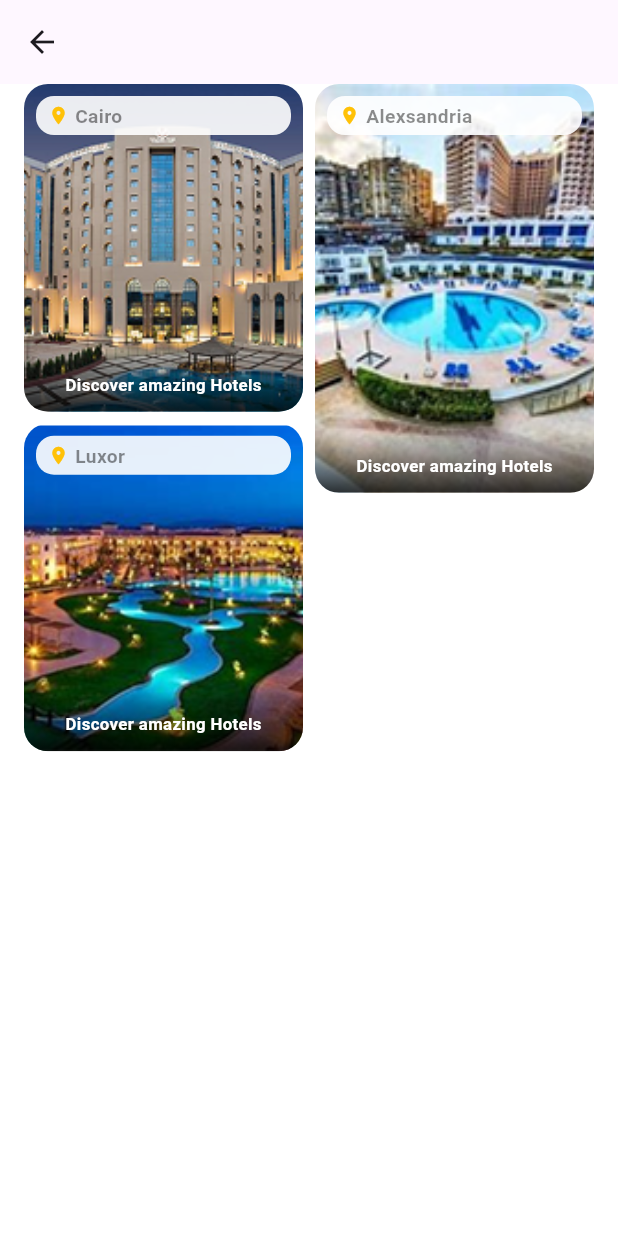
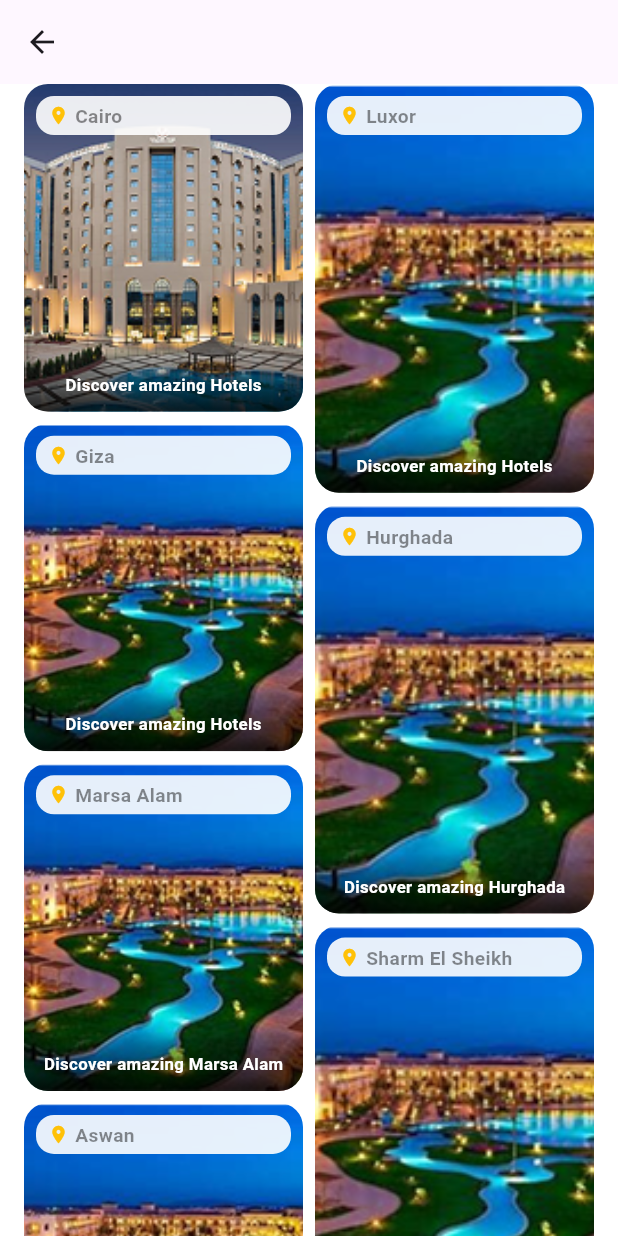
Before and after one commit to Nabil-Gabr/Iteru-App, a Flutter app: the HotelViewAll screen opened by its route, on a phone screen of 412 x 824 dp. Run offline on Flutter 3.47's test engine with Material 3 defaults, Android fonts, the phone set to English and light mode, and no system bars; our stand-ins replace cached_network_image, carousel_slider, chat_bubbles, dartz, dio, flutter_bloc and 10 more; missing offline and left inert: animated_snack_bar; accounts and stored records are empty.

Commit message:
update hotel section

```diff
--- a/lib/core/helpers/functions/on_generate_route.dart
+++ b/lib/core/helpers/functions/on_generate_route.dart
@@ -20,6 +20,7 @@ import 'package:iteru_app/modules/most_visited/presentation/view/most_visited_vi
 import 'package:iteru_app/modules/museum/presentation/view/museum_details_view.dart';
 import 'package:iteru_app/modules/museum/presentation/view/museum_view.dart';
 import 'package:iteru_app/modules/museum/presentation/view/museum_rating_view.dart';
+import 'package:iteru_app/modules/notifications/view/notification_view.dart';
 import 'package:iteru_app/modules/onboarding/presentation/views/onboarding_view.dart';
 import 'package:iteru_app/modules/popular_places/presentation/view/popular_places_details_view.dart';
 import 'package:iteru_app/modules/popular_places/presentation/view/popular_places_view.dart';
@@ -176,6 +177,11 @@ Route<dynamic> onGenerateRoute(RouteSettings settings) {
         builder: (context) => const HotelViewAll(),
       );
 
+    case NotificationView.routeName:
+      return MaterialPageRoute(
+        builder: (context) => const NotificationView(),
+      );
+
     default:
       return MaterialPageRoute(
         builder: (context) => const Scaffold(),
--- a/lib/modules/home/presentation/view/widgets/custom_app_bar.dart
+++ b/lib/modules/home/presentation/view/widgets/custom_app_bar.dart
@@ -3,6 +3,7 @@ import 'package:font_awesome_flutter/font_awesome_flutter.dart';
 import 'package:iteru_app/core/helpers/functions/switch_language.dart';
 import 'package:iteru_app/core/utils/app_colors.dart';
 import 'package:iteru_app/modules/home/presentation/view/widgets/search_text_field.dart';
+import 'package:iteru_app/modules/notifications/view/notification_view.dart';
 import 'package:iteru_app/modules/recommendation/recommendation.dart';
 
 class CustomAppBar extends StatelessWidget {
@@ -51,7 +52,9 @@ class CustomAppBar extends StatelessWidget {
               ),
               //3: Notifications Icon
               GestureDetector(
-                onTap: () {},
+                onTap: () {
+                  Navigator.pushNamed(context, NotificationView.routeName);
+                },
                 child: Icon(
                   Icons.notifications_none,
                   size: 34,
--- a/lib/modules/home/presentation/view/widgets/hotel_list_view.dart
+++ b/lib/modules/home/presentation/view/widgets/hotel_list_view.dart
@@ -12,15 +12,40 @@ class HotelListView extends StatelessWidget {
         location: 'Cairo',
         subTitle: 'Discover amazing Hotels'),
     HotelItemEntity(
-        title: "Explore Alexsandria",
-        image: Assets.imagesAlexandria,
-        location: 'Alexsandria',
-        subTitle: 'Discover amazing Hotels'),
-    HotelItemEntity(
         title: "Explore Luxor",
         image: Assets.imagesHurghada,
         location: 'Luxor',
         subTitle: 'Discover amazing Hotels'),
+    HotelItemEntity(
+        title: "Explore Giza",
+        image: Assets.imagesHurghada,
+        location: 'Giza',
+        subTitle: 'Discover amazing Hotels'),
+    HotelItemEntity(
+        title: "Explore Hurghada",
+        image: Assets.imagesHurghada,
+        location: 'Hurghada',
+        subTitle: 'Discover amazing Hurghada'),
+    HotelItemEntity(
+        title: "Explore Marsa Alam",
+        image: Assets.imagesHurghada,
+        location: 'Marsa Alam',
+        subTitle: 'Discover amazing Marsa Alam'),
+    HotelItemEntity(
+        title: "Explore Sharm El Sheikh",
+        image: Assets.imagesHurghada,
+        location: 'Sharm El Sheikh',
+        subTitle: 'Discover amazing Sharm El Sheikh'),
+    HotelItemEntity(
+        title: "Explore Aswan",
+        image: Assets.imagesHurghada,
+        location: 'Aswan',
+        subTitle: 'Discover amazing Aswan'),
+    HotelItemEntity(
+      title: "Explore Alexandria",
+      image: Assets.imagesAlexandria,
+      location: 'Alexandria',
+      subTitle: 'Discover amazing Alexandria'),
 
   ];
   @override
@@ -30,7 +55,7 @@ class HotelListView extends StatelessWidget {
     return SingleChildScrollView(
       scrollDirection: Axis.horizontal,
       child: Row(
-        children: hotelItemList.map((e) {
+        children: hotelItemList.take(3).map((e) {
           return Padding(
             padding: const EdgeInsets.only(right: 16),
             child: SizedBox(
--- a/lib/modules/hotels/domain/repo/hotel_repo.dart
+++ b/lib/modules/hotels/domain/repo/hotel_repo.dart
@@ -3,5 +3,5 @@ import 'package:iteru_app/core/errors/failure.dart';
 import 'package:iteru_app/modules/hotels/domain/entity/hotel_entity.dart';
 
 abstract class HotelRepo {
-  Future<Either<Failure, List<HotelEntity>>> getHotelCairo();
+  Future<Either<Failure, List<HotelEntity>>> getHotelsByCity(String city);
 }
--- a/lib/modules/hotels/presenation/views/widgets/hotel_view_all.dart
+++ b/lib/modules/hotels/presenation/views/widgets/hotel_view_all.dart
@@ -1,8 +1,8 @@
 import 'package:flutter/material.dart';
 import 'package:flutter_bloc/flutter_bloc.dart';
+import 'package:flutter_staggered_grid_view/flutter_staggered_grid_view.dart';
 import 'package:iteru_app/core/services/get_it_service.dart';
 import 'package:iteru_app/core/utils/app_images.dart';
-import 'package:iteru_app/core/widgets/masonry_grid_view_widget.dart';
 import 'package:iteru_app/modules/home/domain/entites/hotel_item_entity.dart';
 import 'package:iteru_app/modules/home/presentation/view/widgets/hotel_list_view_item.dart';
 import 'package:iteru_app/modules/hotels/domain/repo/hotel_repo.dart';
@@ -18,15 +18,40 @@ class HotelViewAll extends StatelessWidget {
         location: 'Cairo',
         subTitle: 'Discover amazing Hotels'),
     HotelItemEntity(
-        title: "Explore Alexsandria",
-        image: Assets.imagesAlexandria,
-        location: 'Alexsandria',
-        subTitle: 'Discover amazing Hotels'),
-    HotelItemEntity(
         title: "Explore Luxor",
         image: Assets.imagesHurghada,
         location: 'Luxor',
         subTitle: 'Discover amazing Hotels'),
+    HotelItemEntity(
+        title: "Explore Giza",
+        image: Assets.imagesHurghada,
+        location: 'Giza',
+        subTitle: 'Discover amazing Hotels'),
+    HotelItemEntity(
+        title: "Explore Hurghada",
+        image: Assets.imagesHurghada,
+        location: 'Hurghada',
+        subTitle: 'Discover amazing Hurghada'),
+    HotelItemEntity(
+        title: "Explore Marsa Alam",
+        image: Assets.imagesHurghada,
+        location: 'Marsa Alam',
+        subTitle: 'Discover amazing Marsa Alam'),
+    HotelItemEntity(
+        title: "Explore Sharm El Sheikh",
+        image: Assets.imagesHurghada,
+        location: 'Sharm El Sheikh',
+        subTitle: 'Discover amazing Sharm El Sheikh'),
+    HotelItemEntity(
+        title: "Explore Aswan",
+        image: Assets.imagesHurghada,
+        location: 'Aswan',
+        subTitle: 'Discover amazing Aswan'),
+    HotelItemEntity(
+      title: "Explore Alexandria",
+      image: Assets.imagesAlexandria,
+      location: 'Alexandria',
+      subTitle: 'Discover amazing Alexandria'),
   ];
 
   @override
@@ -37,9 +62,12 @@ class HotelViewAll extends StatelessWidget {
         appBar: AppBar(),
         body: Padding(
             padding: const EdgeInsets.symmetric(horizontal: 16.0),
-            child: MasonryGridViewWidget(
-              item: hotelItemList.length,
-              itemBuilder: (context, index) {
+            child: MasonryGridView.count(
+      itemCount: hotelItemList.length,
+      crossAxisCount: 2,
+      mainAxisSpacing: 8,
+      crossAxisSpacing: 8,
+       itemBuilder: (context, index) {
                 return (index % 2 == 0)
                     ? SizedBox(
                         child: AspectRatio(
@@ -52,7 +80,7 @@ class HotelViewAll extends StatelessWidget {
                             child: HotelListViewItem(
                                 hotelItemEntity: hotelItemList[index])));
               },
-            ))),
+    ))),
       );
   }
 }
```
Also changed, not shown: lib/modules/home/presentation/view/widgets/hotel_list_view_item.dart (+23 -12 lines), lib/modules/hotels/data/repo/hotel_repo_impl.dart (+4 -8 lines), lib/modules/hotels/presenation/view_model/cubit/hotel_cubit.dart (+4 -3 lines), lib/modules/hotels/presenation/views/hotel_view.dart (+5 -12 lines), lib/modules/hotels/presenation/views/widgets/hotel_grid_view.dart (+46 -46 lines), lib/modules/notifications/view/notification_view.dart (added, +14 -0 lines), 4 other files.
